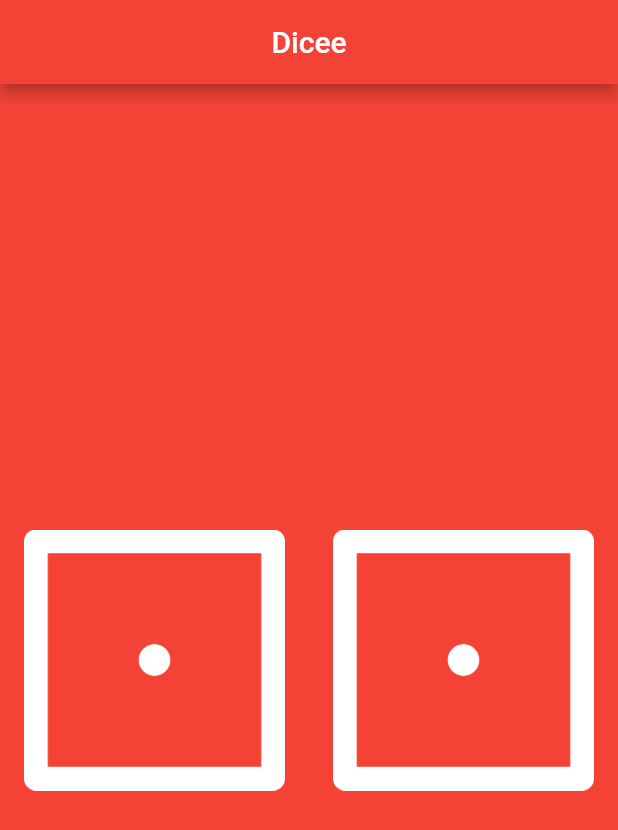
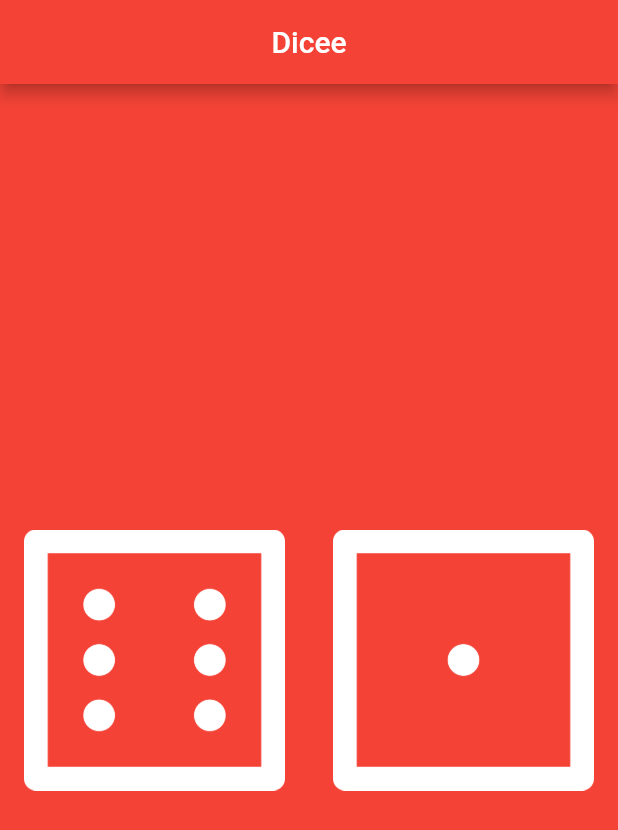
Before and after one commit to Hassanulhaq52/Dice-Flutter, a Flutter app: the screen it shows after launch, on a phone screen of 412 x 824 dp. Shown: the top 830 px of the screen. Run offline on Flutter 3.47's test engine with Material 2 defaults, Android fonts, the phone set to English and light mode, and no system bars.

```diff
--- a/lib/main.dart
+++ b/lib/main.dart
@@ -22,6 +22,9 @@ void main() {
 class DicePage extends StatelessWidget {
   @override
   Widget build(BuildContext context) {
+
+    var leftDiceNumber = 6;
+
     return Center(
       child: Row(
         children: [
@@ -33,7 +36,7 @@ class DicePage extends StatelessWidget {
               child: Padding(
                 padding: const EdgeInsets.all(8.0),
                 child: Image.asset(
-                    'images/dice1.png',
+                    'images/dice$leftDiceNumber.png',
                 ),
               ),
             ),
```
